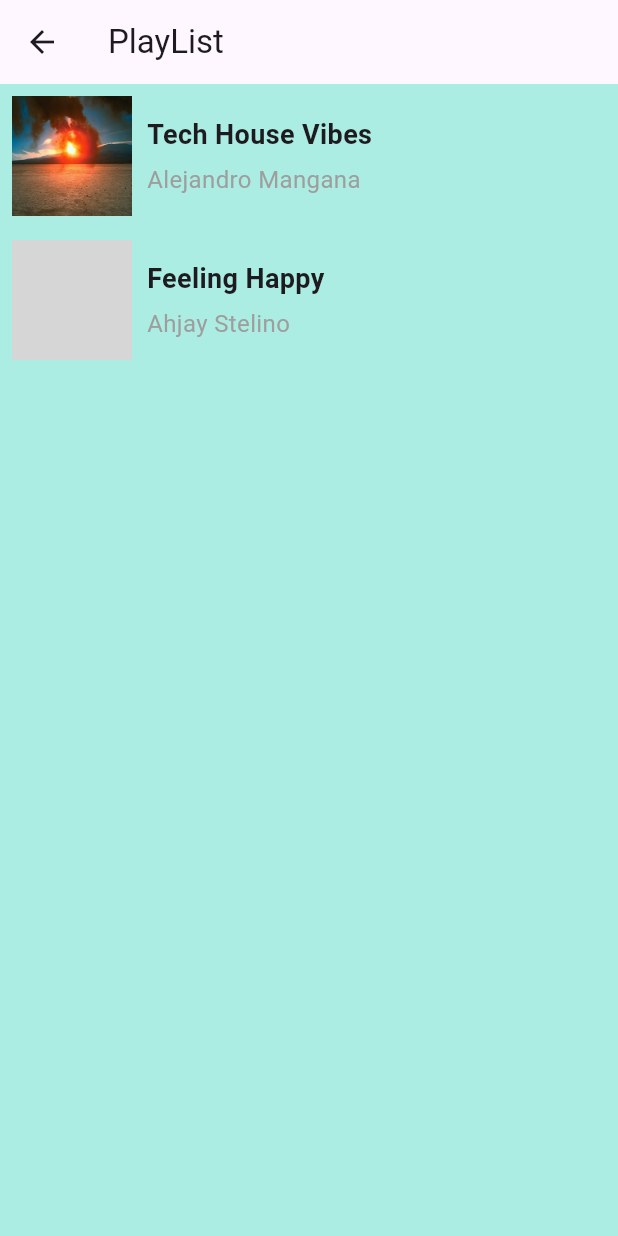
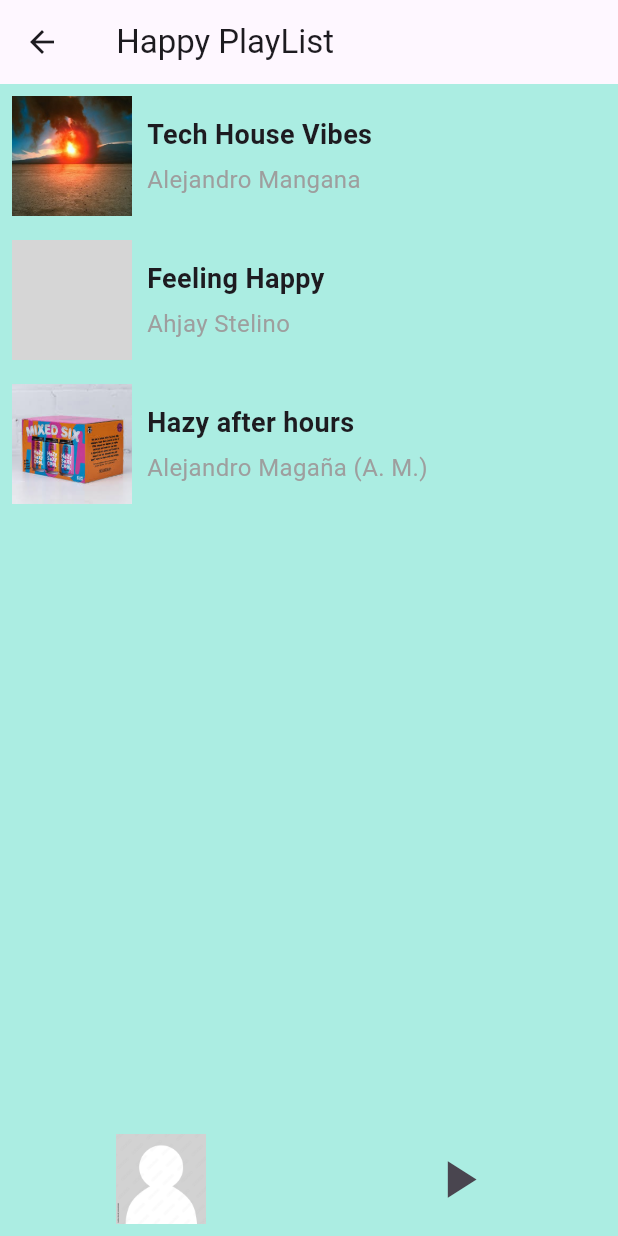
Before and after one commit to codebreaker64/Orbital, a Flutter app: the screen it shows after launch, item 4 of the bottom bar chosen, on a phone screen of 412 x 824 dp. Run offline on Flutter 3.47's test engine with Material 3 defaults, Android fonts, the light colour scheme and no system bars; our stand-ins replace audioplayers, carousel_slider, flutter_slidable, hive, hive_flutter, supabase_flutter and 1 more; accounts and stored records are empty; grey boxes are pictures that could not be loaded.

Commit message:
Develop music app

```diff
--- a/orbital/lib/music/music.dart
+++ b/orbital/lib/music/music.dart
@@ -1,5 +1,7 @@
+import 'package:audioplayers/audioplayers.dart';
 import 'package:flutter/material.dart';
 import 'package:orbital/music/musictile.dart';
+
 // Import your musictile widget
 
 class musicApp extends StatefulWidget {
@@ -24,13 +26,74 @@ class _musicAppState extends State<musicApp> {
       'coverUrl':
           'images/smile.jpeg', // Ensure this path is correct in pubspec.yaml
     },
+    {
+      'title': "Hazy after hours",
+      'singer': "Alejandro Magaña (A. M.)",
+      'url':
+          "https://assets.mixkit.co/music/preview/mixkit-hazy-after-hours-132.mp3",
+      'coverUrl':
+          'images/hazy.jpeg', // Ensure this path is correct in pubspec.yaml
+    },
   ];
+
+  String currentTitle = "";
+  String currentCover = "images/default_profile_pic.jpg";
+  String currentSinger = "";
+  Duration currentPosition = Duration.zero;
+  Duration musicDuration = Duration.zero;
+  IconData btnIcon = Icons.play_arrow;
+
+  final AudioPlayer audioPlayer = AudioPlayer();
+  bool isPlaying = false;
+  String currentSong = "";
+
+  void playMusic(String url) async {
+    if (isPlaying && currentSong != url) {
+      await audioPlayer.pause();
+      await audioPlayer.stop();
+      await audioPlayer.play(UrlSource(url));
+      setState(() {
+        currentSong = url;
+        btnIcon = Icons.pause;
+        isPlaying = true;
+      });
+    } else if (!isPlaying) {
+      await audioPlayer.play(UrlSource(url));
+      setState(() {
+        currentSong = url;
+        btnIcon = Icons.pause;
+        isPlaying = true;
+      });
+    } else {
+      await audioPlayer.pause();
+      setState(() {
+        btnIcon = Icons.play_arrow;
+        isPlaying = false;
+      });
+    }
+    audioPlayer.onPositionChanged.listen((position) {
+      setState(() {
+        currentPosition = position;
+      });
+    });
+    audioPlayer.onDurationChanged.listen((duration) {
+      setState(() {
+        musicDuration = duration;
+      });
+    });
+  }
+
+  @override
+  void dispose() {
+    audioPlayer.dispose();
+    super.dispose();
+  }
 
   @override
   Widget build(BuildContext context) {
     return Scaffold(
       appBar: AppBar(
-        title: Text('PlayList'),
+        title: Text(' Happy PlayList'),
       ),
       body: Column(
         children: [
@@ -38,6 +101,14 @@ class _musicAppState extends State<musicApp> {
             child: ListView.builder(
               itemCount: musicList.length,
               itemBuilder: (context, index) => musictile(
+                onTap: () {
+                  playMusic((musicList[index]['url']) as String);
+                  setState(() {
+                    currentTitle = musicList[index]['title'];
+                    currentCover = musicList[index]['coverUrl'];
+                    currentSinger = musicList[index]['singer'];
+                  });
+                },
                 title: musicList[index]['title'],
                 singer: musicList[index]['singer'],
                 cover: musicList[index]
@@ -45,7 +116,74 @@ class _musicAppState extends State<musicApp> {
               ),
             ),
           ),
-          Container(), // Optional: Add any additional widgets below the ListView
+          Container(
+              decoration: BoxDecoration(color: Colors.white, boxShadow: [
+                BoxShadow(
+                  color: Color(0x55212121),
+                  blurRadius: 8.0,
+                )
+              ]),
+              child: Column(
+                children: [
+                  if (musicDuration.inSeconds > 0)
+                    Slider.adaptive(
+                        value: currentPosition.inSeconds.toDouble(),
+                        min: 0.0,
+                        max: musicDuration.inSeconds.toDouble(),
+                        onChanged: (value) {
+                          setState(() {
+                            audioPlayer.seek(Duration(seconds: value.toInt()));
+                          });
+                        }),
+                ],
+              )),
+          Padding(
+            padding: const EdgeInsets.only(
+                top: 2.0, bottom: 8.0, left: 8.0, right: 8.0),
+            child: Row(
+              mainAxisAlignment: MainAxisAlignment.spaceEvenly,
+              children: [
+                Container(
+                  height: 60,
+                  width: 60,
+                  child: Image.asset(currentCover, fit: BoxFit.cover),
+                ),
+                Column(
+                  children: [
+                    Text(
+                      currentTitle,
+                      style: TextStyle(
+                          fontSize: 18.0, fontWeight: FontWeight.w600),
+                    ),
+                    SizedBox(height: 5.0),
+                    Text(
+                      currentSinger,
+                      style: TextStyle(color: Colors.grey, fontSize: 16.0),
+                    ),
+                  ],
+                ),
+                IconButton(
+                  onPressed: () {
+                    if (isPlaying) {
+                      audioPlayer.pause();
+                      setState(() {
+                        btnIcon = Icons.play_arrow;
+                        isPlaying = false;
+                      });
+                    } else {
+                      audioPlayer.resume();
+                      setState(() {
+                        btnIcon = Icons.pause;
+                        isPlaying = true;
+                      });
+                    }
+                  },
+                  iconSize: 42,
+                  icon: Icon(btnIcon),
+                )
+              ],
+            ),
+          ), // Optional: Add any additional widgets below the ListView
         ],
       ),
     );
--- a/orbital/pubspec.yaml
+++ b/orbital/pubspec.yaml
@@ -92,8 +92,8 @@ flutter:
   # To add assets to your application, add an assets section, like this:
   assets:
     - images/
-    - images/midsummermadness.jpg
-    - image/smile.jpeg
+    - images/midsummer.jpg
+    - images/smile.jpeg
   # - images/a_dot_ham.jpeg
 
   # An image asset can refer to one or more resolution-specific "variants", see
```
Also changed, not shown: orbital/images/hazy.jpeg (added).
